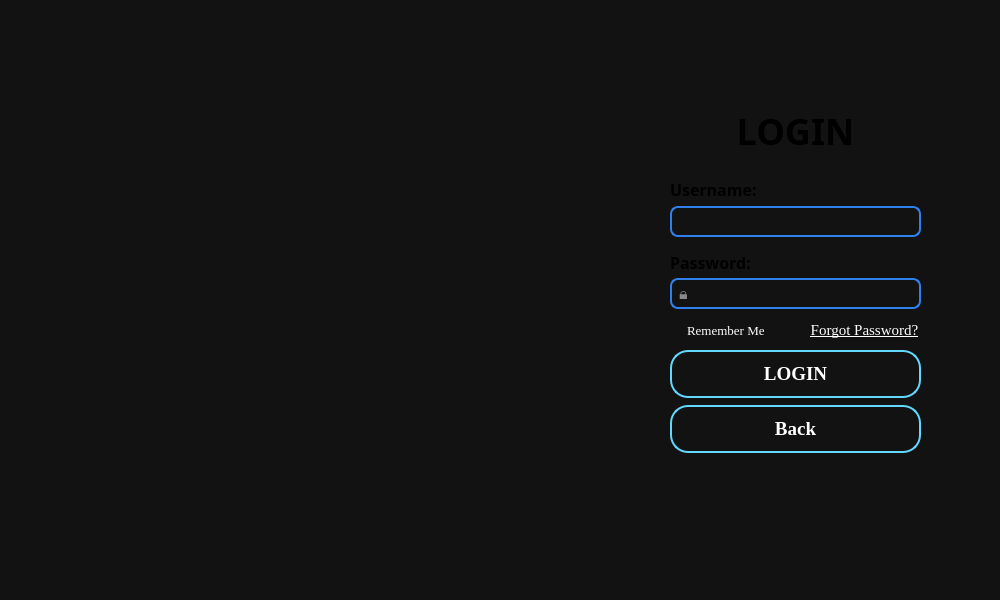
First picture: the form in Platwo/loginwindow.ui, repository Carbon-128X/CarbonApollo-PlaTwo, before the edit.
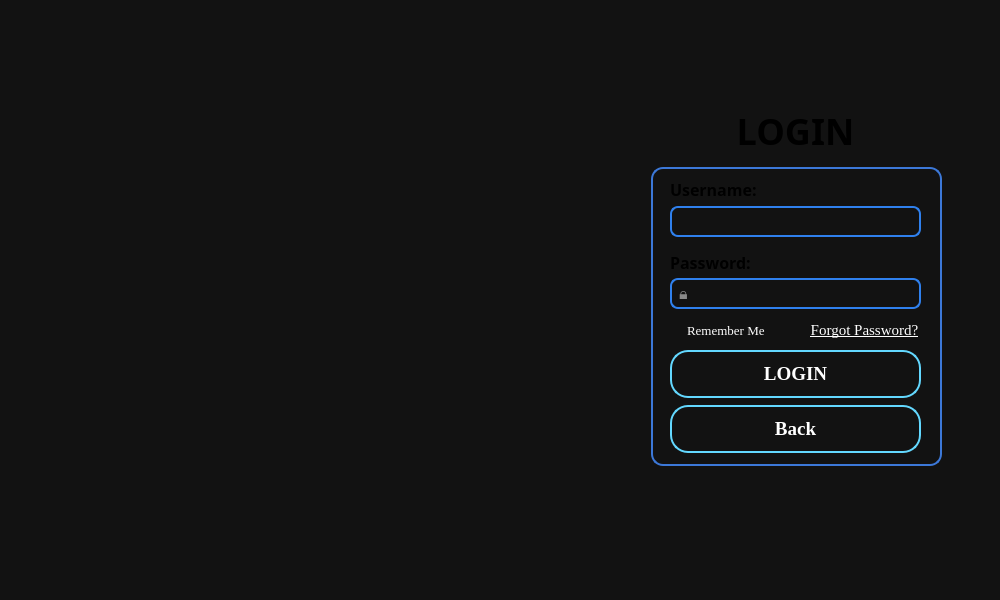
Second picture: the form after the edit.

Commit message: Some works on UI for Boxes , login , Morris, Fanorona, and the game window.

```diff
--- a/Platwo/loginwindow.ui
+++ b/Platwo/loginwindow.ui
@@ -402,6 +402,54 @@
     <string>👤</string>
    </property>
   </widget>
+  <widget class="QGroupBox" name="connectionGroupBox">
+   <property name="geometry">
+    <rect>
+     <x>651</x>
+     <y>155</y>
+     <width>291</width>
+     <height>311</height>
+    </rect>
+   </property>
+   <property name="font">
+    <font>
+     <family>Sitka Text</family>
+     <pointsize>-1</pointsize>
+     <bold>true</bold>
+    </font>
+   </property>
+   <property name="styleSheet">
+    <string notr="true">QGroupBox{
+   color: qlineargradient(
+        x1:0, y1:0,
+        x2:1, y2:1,
+        stop:0 #FFFFFF,
+        stop:0.35 #E8FFFF,
+        stop:0.65 #8EEBFF,
+        stop:1 #35BFFF
+    );
+    font-size:20px;
+    font-weight:bold;
+
+    border:2px solid #3C78D8;
+    border-radius:12px;
+
+    margin-top:12px;
+
+   background: transparent;
+}
+
+QGroupBox::title{
+    subcontrol-origin: margin;
+    left:15px;
+    padding:0 6px;
+}</string>
+   </property>
+   <property name="title">
+    <string/>
+   </property>
+  </widget>
+  <zorder>connectionGroupBox</zorder>
   <zorder>rememberCheckBox</zorder>
   <zorder>loginTitleLabel</zorder>
   <zorder>loginButton</zorder>
```
The commit also changes 6 other files.
